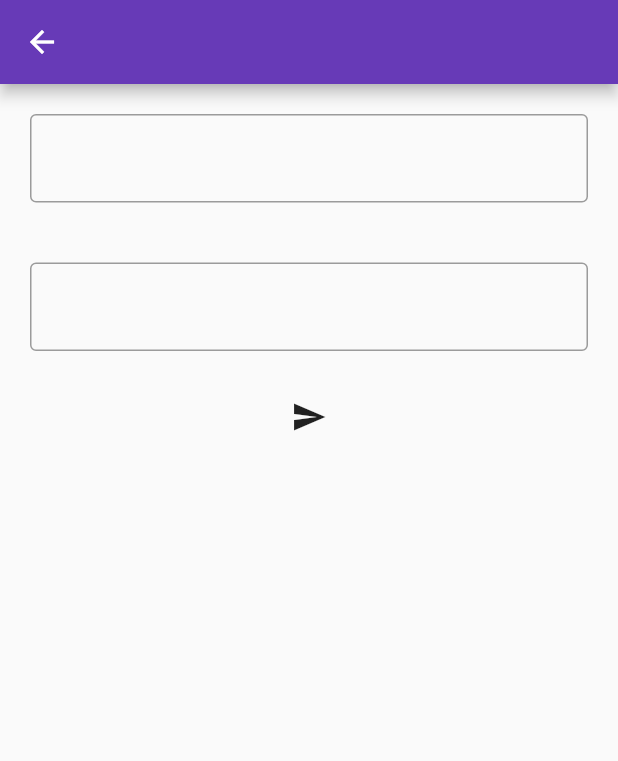
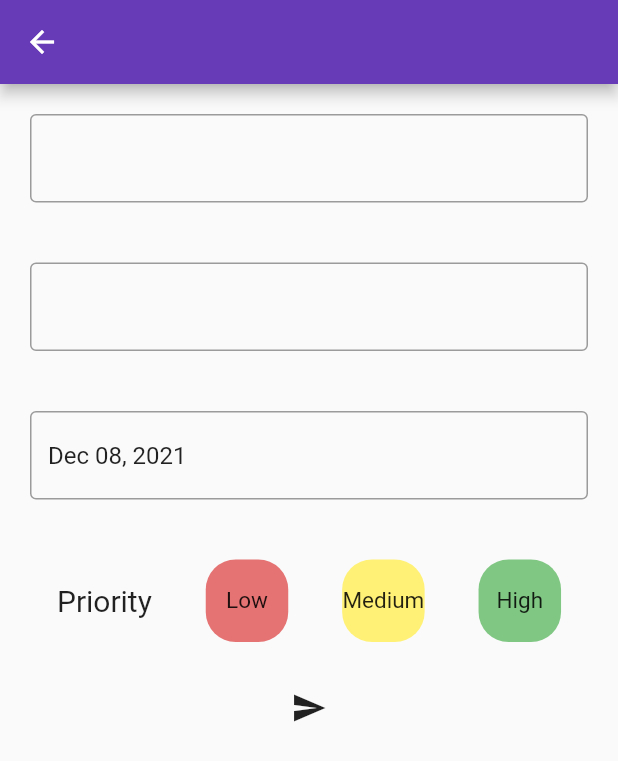
Before and after one commit to hakandindis/quenya, a Flutter app: the AddTodoScreen screen opened by its route, on a phone screen of 412 x 824 dp. Shown: the top 761 px of the screen. Run offline on Flutter 3.47's test engine with Material 2 defaults, Android fonts, the phone set to English and light mode, and no system bars; our stand-ins replace hive, hive_flutter; accounts and stored records are empty.

Commit message:
todo screen modified

```diff
--- a/lib/main.dart
+++ b/lib/main.dart
@@ -7,10 +7,10 @@ import 'package:quenya/source/navigation/routes.dart';
 void main() async {
   await Hive.initFlutter();
 
-  Hive.registerAdapter(NoteModelAdapter());
+  Hive.registerAdapter<NoteModel>(NoteModelAdapter());
+  Hive.registerAdapter<TodoModel>(TodoModelAdapter());
+
   await Hive.openBox<NoteModel>('notes');
-
-  Hive.registerAdapter(TodoModelAdapter());
   await Hive.openBox<TodoModel>('todos');
 
   runApp(const MyApp());
--- a/lib/source/screen/todo_screens/add_todo_screen.dart
+++ b/lib/source/screen/todo_screens/add_todo_screen.dart
@@ -1,6 +1,7 @@
-// ignore_for_file: prefer_const_constructors
+// ignore_for_file: prefer_const_constructors, prefer_final_fields, unused_field, prefer_const_literals_to_create_immutables, prefer_const_constructors_in_immutables, use_key_in_widget_constructors, must_be_immutable
 
 import 'package:flutter/material.dart';
+import 'package:intl/intl.dart';
 import 'package:quenya/core/database/hivebox_manager.dart';
 import 'package:quenya/source/database/todo/todo_model.dart';
 import 'package:quenya/source/database/todo/todo_model_manager.dart';
@@ -16,33 +17,56 @@ class AddTodoScreen extends StatefulWidget {
 class _AddTodoScreenState extends State<AddTodoScreen> {
   late TextEditingController _titleController;
   late TextEditingController _descriptionController;
+  late TextEditingController _dateController;
 
   final String boxName = "todos";
   late IHiveBoxManager todoModelManager;
 
   DateTime _date = DateTime.now();
+  final DateFormat _dateFormatter = DateFormat("MMM dd, yyyy");
+
+  late int priority;
 
   @override
   void initState() {
     super.initState();
     _titleController = TextEditingController();
     _descriptionController = TextEditingController();
+    _dateController = TextEditingController();
     todoModelManager = TodoModelManager(boxName);
-    //_noteModel=NoteModel(description: '', title: '');
+
+    _dateController.text = _dateFormatter.format(_date);
   }
 
   @override
   void dispose() {
     _titleController.dispose();
     _descriptionController.dispose();
+    _dateController.dispose();
     super.dispose();
+  }
+
+  void _handleDatePicker() async {
+    final DateTime? date = await showDatePicker(
+      context: context,
+      initialDate: _date,
+      firstDate: DateTime(2000),
+      lastDate: DateTime(2100),
+    );
+    if (date != null && date != _date) {
+      setState(() {
+        _date = date;
+      });
+      _dateController.text = _dateFormatter.format(date);
+    }
   }
 
   @override
   Widget build(BuildContext context) {
     return Scaffold(
       appBar: AppBar(),
-      body: Column(
+      body: SingleChildScrollView(
+        child: Column(
           children: [
             Padding(
               padding: EdgeInsets.all(20.0),
@@ -58,6 +82,36 @@ class _AddTodoScreenState extends State<AddTodoScreen> {
                 decoration: InputDecoration(border: OutlineInputBorder()),
               ),
             ),
+            Padding(
+              padding: EdgeInsets.all(20.0),
+              child: TextField(
+                readOnly: true,
+                controller: _dateController,
+                onTap: _handleDatePicker,
+                decoration: InputDecoration(border: OutlineInputBorder()),
+              ),
+            ),
+            Padding(
+              padding: EdgeInsets.all(20),
+              child: Row(
+                mainAxisAlignment: MainAxisAlignment.spaceAround,
+                children: [
+                  Text("Priority", style: TextStyle(fontSize: 20)),
+                  PriorityButton(
+                      name: "Low",
+                      color: Colors.red[300],
+                      setPriority: () => priority = 1),
+                  PriorityButton(
+                      name: "Medium",
+                      color: Colors.yellow[300],
+                      setPriority: () => priority = 2),
+                  PriorityButton(
+                      name: "High",
+                      color: Colors.green[300],
+                      setPriority: () => priority = 3),
+                ],
+              ),
+            ),
             IconButton(
               icon: Icon(Icons.send),
               onPressed: () {
@@ -65,17 +119,46 @@ class _AddTodoScreenState extends State<AddTodoScreen> {
                   TodoModel(
                     title: _titleController.text,
                     description: _descriptionController.text,
-                  dateTime: DateTime.now(),
-                  status: 1,
-                  priority: 3,
+                    dateTime: _date,
+                    status: 0,
+                    priority: priority,
                   ),
                 );
-
                 Navigator.of(context).pushNamed(AppRoutes.todoScreen);
               },
             ),
           ],
         ),
+      ),
     );
   }
 }
+
+class PriorityButton extends StatelessWidget {
+  final Color? color;
+  final String name;
+  Function() setPriority;
+  PriorityButton({
+    required this.name,
+    required this.color,
+    required this.setPriority,
+  });
+
+  @override
+  Widget build(BuildContext context) {
+    return GestureDetector(
+      onTap: setPriority,
+      child: Container(
+        width: 55,
+        height: 55,
+        child: Center(
+            child: Text(
+          name,
+          style: TextStyle(fontSize: 15),
+        )),
+        decoration: BoxDecoration(
+            borderRadius: BorderRadius.circular(20), color: color),
+      ),
+    );
+  }
+}
--- a/pubspec.yaml
+++ b/pubspec.yaml
@@ -38,6 +38,9 @@ dependencies:
   #database
   hive: ^2.0.4
   hive_flutter: ^1.1.0
+
+  #date format
+  intl: ^0.17.0
 
 dev_dependencies:
   flutter_test:
```
Also changed, not shown: lib/source/screen/todo_screens/todo_screen.dart (+54 -5 lines), pubspec.lock. Lines whose indentation alone changed are shown as unchanged.
